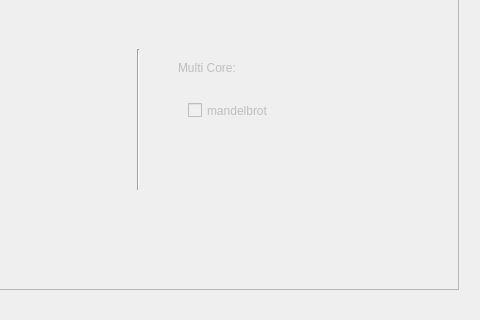
Old version of the form guistructure/configwindow.ui in the repository mguid65/OpenSystemBench; both pictures show x 132 to 612 and y 201 to 521 of the 612 by 700 pixel window.
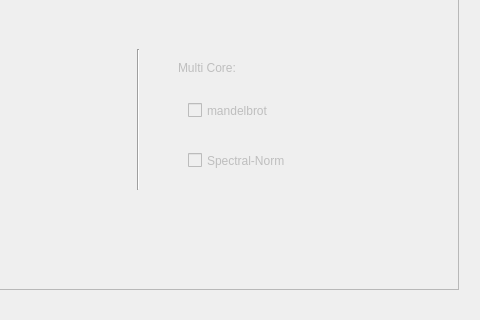
New version of the form.

Commit message: Add Spectral Norm and Save

```diff
--- a/guistructure/configwindow.ui
+++ b/guistructure/configwindow.ui
@@ -223,6 +223,22 @@
       <enum>Qt::Vertical</enum>
      </property>
     </widget>
+    <widget class="QCheckBox" name="spectral">
+     <property name="enabled">
+      <bool>false</bool>
+     </property>
+     <property name="geometry">
+      <rect>
+       <x>300</x>
+       <y>170</y>
+       <width>231</width>
+       <height>43</height>
+      </rect>
+     </property>
+     <property name="text">
+      <string>Spectral-Norm</string>
+     </property>
+    </widget>
    </widget>
    <widget class="QPushButton" name="run_button">
     <property name="geometry">
```
The commit also changes 5 other files.
